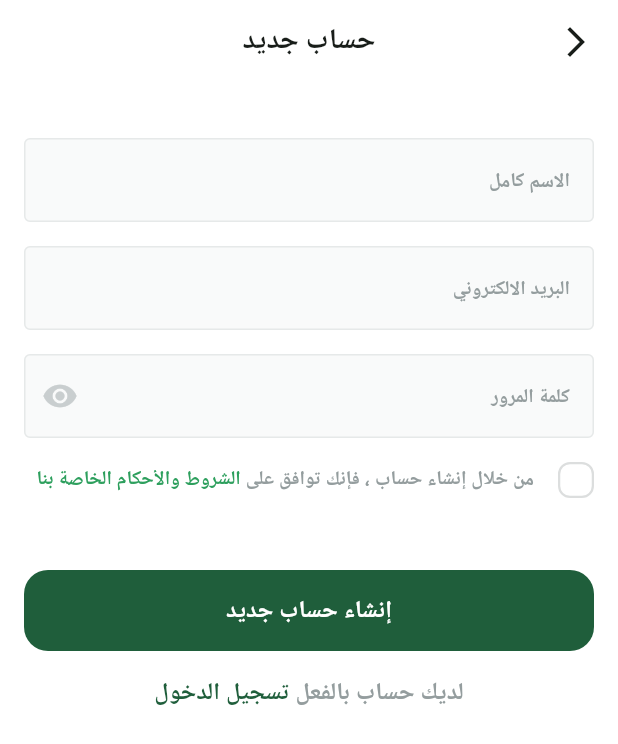
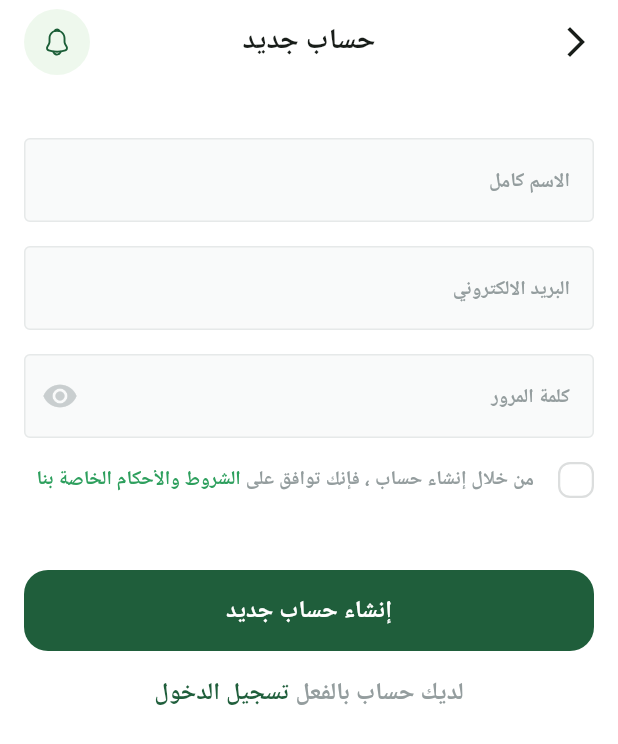
Before and after one commit to MomenRizq/fruits_app, a Flutter app: the SignUpView screen opened by its route, on a phone screen of 412 x 824 dp. Shown: the top 744 px of the screen. Run offline on Flutter 3.47's test engine with Material 3 defaults, Android fonts, the phone set to English and light mode, and no system bars; drawn by our look-alikes of modal_progress_hud_nsn; our stand-ins replace bloc, cloud_firestore, dartz, dots_indicator, firebase_auth, firebase_core and 7 more; missing offline and left inert: flutter_facebook_auth; accounts and stored records are empty; Roboto replaces fonts that are missing (Cairo).

Commit message:
create best selling view

```diff
--- a/lib/core/helper_functions/on_generate_route.dart
+++ b/lib/core/helper_functions/on_generate_route.dart
@@ -1,6 +1,7 @@
 import 'package:flutter/material.dart';
 import 'package:fruits_app/features/Auth/presentation/views/login_view.dart';
 import 'package:fruits_app/features/Auth/presentation/views/signup_view.dart';
+import 'package:fruits_app/features/best_selling/view/best_selling_view.dart';
 import 'package:fruits_app/features/onboarding/presentation/views/onboaring_view.dart';
 import 'package:fruits_app/features/splash/presentation/views/splash_view.dart';
 
@@ -26,6 +27,9 @@ switch (settings.name) {
   case HomeView.routeName:
     return MaterialPageRoute(builder: (_) => const HomeView());
 
+  case BestSellingView.routeName:
+    return MaterialPageRoute(builder: (_) => const BestSellingView());
+
   default:
     return MaterialPageRoute(builder: (_) => const Scaffold());
 }
--- a/lib/core/widgets/custom_app_bar.dart
+++ b/lib/core/widgets/custom_app_bar.dart
@@ -1,10 +1,18 @@
 import 'package:flutter/material.dart';
+import 'package:fruits_app/core/widgets/notification_widget.dart';
 
 import '../utils/app_text_styles.dart';
 
 AppBar CustomAppBar(context, {required String title}) {
   return AppBar(
     backgroundColor: Colors.white,
+
+     actions: const [
+       Padding(
+         padding: EdgeInsets.symmetric(horizontal: 16),
+         child: NotificationWidget(),
+       )
+     ],
     leading: GestureDetector(
       onTap: () {
         Navigator.pop(context);
--- /dev/null
+++ b/lib/core/widgets/notification_widget.dart
@@ -0,0 +1,23 @@
+import 'package:flutter/material.dart';
+import 'package:flutter_svg/flutter_svg.dart';
+
+
+ import '../utils/app_images.dart';
+
+ class NotificationWidget extends StatelessWidget {
+   const NotificationWidget({
+     super.key,
+   });
+
+   @override
+   Widget build(BuildContext context) {
+     return Container(
+       padding: const EdgeInsets.all(12),
+       decoration: const ShapeDecoration(
+         color: Color(0xFFEEF8ED),
+         shape: OvalBorder(),
+       ),
+       child: SvgPicture.asset(Assets.imgNotification),
+     );
+   }
+ }
--- a/lib/features/Home/presentation/views/widgets/best_selling_header.dart
+++ b/lib/features/Home/presentation/views/widgets/best_selling_header.dart
@@ -1,12 +1,15 @@
 import 'package:flutter/material.dart';
 import 'package:fruits_app/core/utils/app_text_styles.dart';
+import 'package:fruits_app/features/best_selling/view/best_selling_view.dart';
 
 class BestSellingHeader extends StatelessWidget {
   const BestSellingHeader({super.key});
 
   @override
   Widget build(BuildContext context) {
-    return Row(
+    return GestureDetector(
+      onTap: () => Navigator.pushNamed(context, BestSellingView.routeName),
+      child: Row(
         children: [
           const Text(
             'الأكثر مبيعًا',
@@ -22,6 +25,7 @@ class BestSellingHeader extends StatelessWidget {
             ),
           )
         ],
+      ),
     );
   }
 }
```
Also changed, not shown: lib/core/widgets/build_app_bar.dart (added, +22 -0 lines), lib/features/Home/presentation/views/widgets/custom_home_appbar.dart (+2 -8 lines), lib/features/best_selling/view/best_selling_view.dart (added, +17 -0 lines), lib/features/best_selling/view/widgets/best_selling_view_body.dart (added, +10 -0 lines). Lines whose indentation alone changed are shown as unchanged.
